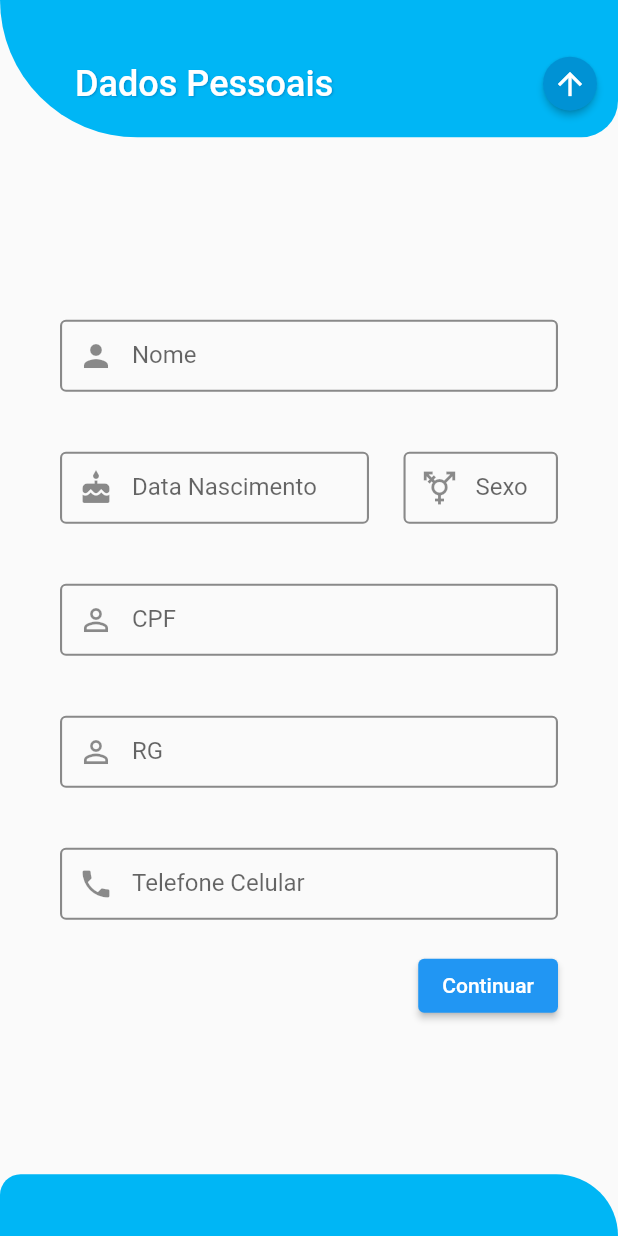
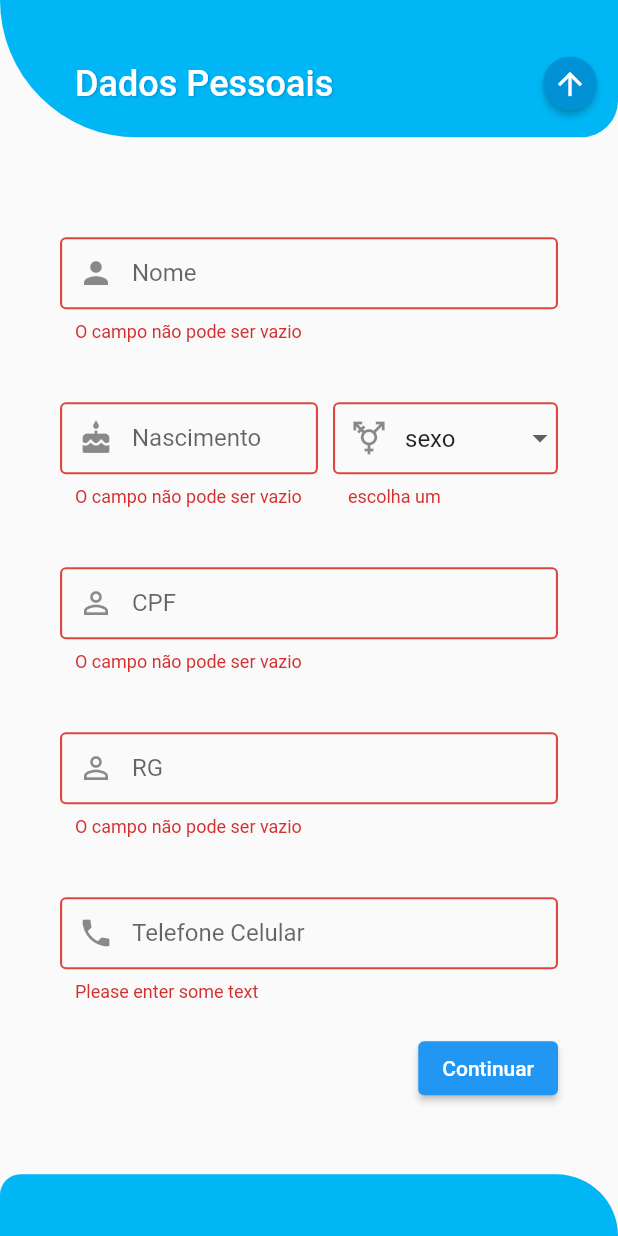
Before and after one commit to robertoalvesneto/bemolTeste, a Flutter app: the PersonalDataForm widget shown alone on an empty page, opened directly with empty values, after a tap on "Continuar", on a phone screen of 412 x 824 dp. Run offline on Flutter 3.47's test engine with Material 2 defaults, Android fonts, the phone set to English and light mode, and no system bars; our stand-ins replace mask_text_input_formatter; missing offline and left inert: cpf_cnpj_validator.

Commit message:
validacao dos campos da tela de dados pessoais e passagem desses valores para a tela principal de cadastro

```diff
--- a/projeto/bemol_canal/lib/screens/init/init_screen.dart
+++ b/projeto/bemol_canal/lib/screens/init/init_screen.dart
@@ -1,8 +1,8 @@
-import 'package:bemol_canal/constants/font_size.dart';
 import 'package:flutter/material.dart';
 
 import 'package:bemol_canal/constants/screen_size.dart';
 import 'package:bemol_canal/constants/colors.dart';
+import 'package:bemol_canal/constants/font_size.dart';
 
 import 'package:bemol_canal/screens/init/signin_screen.dart';
 import 'package:bemol_canal/screens/init/signup_screen.dart';
--- a/projeto/bemol_canal/lib/screens/init/signup_screen.dart
+++ b/projeto/bemol_canal/lib/screens/init/signup_screen.dart
@@ -1,4 +1,7 @@
 import 'package:flutter/material.dart';
+
+
+import 'package:bemol_canal/models/aux_register_user.dart';
 
 import 'package:bemol_canal/screens/init/widgets/forms/personal_data.dart';
 import 'package:bemol_canal/screens/init/widgets/forms/address_data.dart';
@@ -16,6 +19,7 @@ class SignUpScreen extends StatefulWidget {
 
 class _SignUpScreenState extends State<SignUpScreen> {
   final PageController _pageController = PageController();
+  RegisterUser registerUser = RegisterUser();
 
   @override
   Widget build(BuildContext context) {
@@ -28,6 +32,9 @@ class _SignUpScreenState extends State<SignUpScreen> {
           PersonalDataForm(
             onComeBackButtonPressed: widget.onComeBackButtonPressed,
             onContinueButtonPressed: navigateFormsScreens,
+            callbackPassRegisterUser: callbackPassRegisterUser,
+            registerUser: this.registerUser,
+
           ),
           AdressDataForm(
             onButtonPressed: navigateFormsScreens,
@@ -41,11 +48,15 @@ class _SignUpScreenState extends State<SignUpScreen> {
   }
 
   Future<void> navigateFormsScreens(int index) {
-    print(index);
     return _pageController.animateToPage(
       index,
       duration: const Duration(milliseconds: 400),
       curve: Curves.linearToEaseOut,
     );
   }
+
+  void callbackPassRegisterUser(RegisterUser registerUser) {
+    this.registerUser = registerUser;
+    print(this.registerUser.birth);
+  }
 }
--- a/projeto/bemol_canal/lib/screens/init/widgets/forms/count_data.dart
+++ b/projeto/bemol_canal/lib/screens/init/widgets/forms/count_data.dart
@@ -39,7 +39,6 @@ class _CountDataFormState extends State<CountDataForm> {
             ),
             Container(
               margin: EdgeInsets.symmetric(horizontal: 40),
-              child: SingleChildScrollView(
               child: Form(
                 key: _formKey,
                 child: Column(
@@ -64,8 +63,7 @@ class _CountDataFormState extends State<CountDataForm> {
                 ),
               ),
             ),
-            ),
-            BottomContainer(),
+            SizedBox(height: 1,),
           ],
         ),
       ),
--- a/projeto/bemol_canal/lib/screens/init/widgets/forms/custom_textformfield.dart
+++ b/projeto/bemol_canal/lib/screens/init/widgets/forms/custom_textformfield.dart
@@ -1,11 +1,16 @@
 import 'package:flutter/material.dart';
 
 import 'package:bemol_canal/constants/colors.dart';
+import 'package:flutter/services.dart';
 
 Widget CustomTextFormField({
   required Function validator,
+  // TODO: DEVOLVER REQUIRED
+  TextEditingController? controller,
   required labelText,
   required hintText,
+  List<TextInputFormatter>? inputFormatters,
+  TextInputType? textInputType,
   double? width,
   IconData? icon,
   String? prefixText,
@@ -14,7 +19,10 @@ Widget CustomTextFormField({
     width: width ?? null,
     padding: EdgeInsets.symmetric(vertical: 20),
     child: TextFormField(
+      keyboardType: textInputType,
       validator: (value) => validator(value),
+      controller: controller,
+      inputFormatters: inputFormatters,
       decoration: textFieldStyle(
         icon: icon,
         prefixText: prefixText,
--- a/projeto/bemol_canal/lib/screens/init/widgets/forms/personal_data.dart
+++ b/projeto/bemol_canal/lib/screens/init/widgets/forms/personal_data.dart
@@ -1,6 +1,13 @@
 import 'package:flutter/material.dart';
 
+import 'package:intl/intl.dart';
+
+import 'package:bemol_canal/models/aux_register_user.dart';
+
 import 'package:bemol_canal/constants/screen_size.dart';
+import 'package:bemol_canal/constants/colors.dart';
+import 'package:bemol_canal/helpers/validate_cpf.dart';
+import 'package:bemol_canal/helpers/mask_inputs.dart';
 
 import 'package:bemol_canal/screens/init/widgets/top_container.dart';
 import 'package:bemol_canal/screens/init/widgets/bottom_container.dart';
@@ -9,11 +16,15 @@ import 'package:bemol_canal/screens/init/widgets/forms/custom_textformfield.dart
 class PersonalDataForm extends StatefulWidget {
   final ValueChanged<int> onComeBackButtonPressed;
   final ValueChanged<int> onContinueButtonPressed;
+  final ValueChanged<RegisterUser> callbackPassRegisterUser;
+  final RegisterUser registerUser;
 
   const PersonalDataForm({
     Key? key,
     required this.onComeBackButtonPressed,
     required this.onContinueButtonPressed,
+    required this.callbackPassRegisterUser,
+    required this.registerUser,
   }) : super(key: key);
 
   @override
@@ -24,6 +35,12 @@ class PersonalDataForm extends StatefulWidget {
 
 class _PersonalDataFormState extends State<PersonalDataForm> {
   final _formKey = GlobalKey<FormState>();
+  TextEditingController _nameController = TextEditingController();
+  TextEditingController _birthController = TextEditingController();
+  String _genderStr = 'sexo';
+  TextEditingController _cpfController = TextEditingController();
+  TextEditingController _rgController = TextEditingController();
+  TextEditingController _numberController = TextEditingController();
 
   @override
   Widget build(BuildContext context) {
@@ -49,10 +66,17 @@ class _PersonalDataFormState extends State<PersonalDataForm> {
                     children: [
                       _name(),
                       Row(
+                        mainAxisSize: MainAxisSize.min,
                         mainAxisAlignment: MainAxisAlignment.spaceBetween,
                         children: [
-                          _birthData(context),
-                          _gender(context),
+                          Expanded(
+                            child: _birthData(context),
+                          ),
+                          SizedBox(width: 10),
+                          Container(
+                            width: 150,
+                            child: _gender(context),
+                          ),
                         ],
                       ),
                       _cpf(),
@@ -60,14 +84,25 @@ class _PersonalDataFormState extends State<PersonalDataForm> {
                       _number(),
                       ElevatedButton(
                         onPressed: () {
-                          /*
                           if (_formKey.currentState!.validate()) {
                             ScaffoldMessenger.of(context).showSnackBar(
                               const SnackBar(content: Text('Processing Data')),
                             );
+
+                            // Preenchendo dados
+                            widget.registerUser.name = _nameController.text;
+                            widget.registerUser.birth = _birthController.text;
+                            widget.registerUser.gender = _genderStr;
+                            widget.registerUser.cpf = _cpfController.text;
+                            widget.registerUser.rg = _rgController.text;
+                            widget.registerUser.number = _numberController.text;
+
+                            // Passando dados
+                            widget.callbackPassRegisterUser(widget.registerUser);
+
+                            // Trocando de tela
+                            widget.onContinueButtonPressed(1);
                           }
-                      */
-                          widget.onContinueButtonPressed(1);
                         },
                         child: const Text('Continuar'),
                       ),
@@ -82,9 +117,144 @@ class _PersonalDataFormState extends State<PersonalDataForm> {
       ),
     );
   }
+
+  Widget _name() {
+    return CustomTextFormField(
+      validator: (String value) {
+        final regexStr = "[A-Za-záàâãéèêíïóôõöúçñÁÀÂÃÉÈÍÏÓÔÕÖÚÇÑ'\s]";
+        final nameSurname = RegExp('${regexStr} ${regexStr}');
+        if (value.isEmpty) {
+          return 'O campo não pode ser vazio';
+        } else if (value.length <= 3 || !value.contains(nameSurname)) {
+          return 'Insira o nome completo';
+        } else if (value.length > 80) {
+          return 'Muitos caracteres';
+        } else if (value.contains(RegExp('~' + regexStr))) {
+          return 'Caractere invalido';
         }
 
-Widget _name() {
+        return null;
+      },
+      controller: _nameController,
+      labelText: "Nome",
+      hintText: "Ex: Joao Silva",
+      icon: Icons.person,
+    );
+  }
+
+  Widget _birthData(BuildContext context) {
+    final _birthMask = ConcretMask().birthInputFormatter();
+    return CustomTextFormField(
+        validator: (String value) {
+          DateFormat format = DateFormat("dd/mm/yyyy");
+          if (value.isEmpty) {
+            return 'O campo não pode ser vazio';
+          } else if (value.length != 10) {
+            return 'Termine de inserir a data';
+          }
+          try {
+            (format.parseStrict(value));
+          } on FormatException catch (_) {
+            return 'Data invalida';
+          }
+
+          return null;
+        },
+        textInputType: TextInputType.datetime,
+        controller: _birthController,
+        inputFormatters: [_birthMask],
+        width: Screen.sizeWidth(context: context, dividedBy: 2),
+        labelText: "Nascimento",
+        hintText: "14/12/1999",
+        icon: Icons.cake);
+  }
+
+  Widget _gender(BuildContext context) {
+    return DropdownButtonFormField(
+      value: _genderStr,
+      validator: (value) {
+        if (value == 'sexo') return 'escolha um';
+        return null;
+      },
+      decoration: InputDecoration(
+        prefixIcon: Icon((_genderStr == 'homem')
+            ? Icons.male
+            : ((_genderStr == 'mulher') ? Icons.female : Icons.transgender)),
+        contentPadding: const EdgeInsets.only(left: 10),
+        hintStyle: TextStyle(
+          color: Colors.black45,
+          fontFamily: "Roboto",
+        ),
+        enabledBorder: const OutlineInputBorder(
+          borderSide: const BorderSide(color: Colors.black45, width: 1.4),
+        ),
+        focusedBorder: const OutlineInputBorder(
+          borderSide: BorderSide(color: ConstColors.blue, width: 1.4),
+        ),
+        errorBorder: const OutlineInputBorder(
+          borderSide: BorderSide(color: ConstColors.red, width: 1.4),
+        ),
+        focusedErrorBorder: const OutlineInputBorder(
+          borderSide: BorderSide(color: ConstColors.red, width: 1.4),
+        ),
+      ),
+      onChanged: (String? newValue) {
+        setState(() {
+          _genderStr = newValue!;
+        });
+      },
+      items: <String>['sexo', 'homem', 'mulher', 'trans', 'outro']
+          .map<DropdownMenuItem<String>>((String value) {
+        return DropdownMenuItem<String>(
+          value: value,
+          child: Text(value),
+        );
+      }).toList(),
+    );
+  }
+
+  Widget _cpf() {
+    final _cpfMask = ConcretMask().cpfInputFormater();
+    return CustomTextFormField(
+      validator: (String value) {
+        if (value.isEmpty) {
+          return 'O campo não pode ser vazio';
+        } else if (value.length != 14) {
+          return 'Preencha o campo';
+        } else if (!cpfIsValid(cpf: value)) {
+          return 'CPF invalido';
+        }
+        return null;
+      },
+      labelText: "CPF",
+      hintText: "999.999.999-99",
+      textInputType: TextInputType.number,
+      controller: _cpfController,
+      inputFormatters: [_cpfMask],
+      icon: Icons.perm_identity,
+    );
+  }
+
+  Widget _rg() {
+    return CustomTextFormField(
+      validator: (String value) {
+        if (value.isEmpty) {
+          return 'O campo não pode ser vazio';
+        } else if (value.length < 8 || value.length > 14) {
+          return 'invalido';
+        }
+        return null;
+      },
+      textInputType: TextInputType.number,
+      controller: _rgController,
+      labelText: "RG",
+      hintText: "Ex: 999999990",
+      icon: Icons.perm_identity,
+    );
+  }
+
+  Widget _number() {
+    final _numberMask = ConcretMask().brasilInputFormatter();
     return CustomTextFormField(
       validator: (value) {
         if (value == null || value.isEmpty) {
@@ -92,79 +262,13 @@ Widget _name() {
         }
         return null;
       },
-    labelText: "Nome",
-    hintText: "Ex: Joao Silva",
-    icon: Icons.person,
-  );
-}
-
-Widget _birthData(BuildContext context) {
-  return CustomTextFormField(
-      validator: (value) {
-        if (value == null || value.isEmpty) {
-          return 'Please enter some text';
-        }
-        return null;
-      },
-      width: Screen.sizeWidth(context: context, dividedBy: 2),
-      labelText: "Data Nascimento",
-      hintText: "Ex: 14/12/1999",
-      icon: Icons.cake);
-}
-
-Widget _gender(BuildContext context) {
-  return CustomTextFormField(
-      validator: (value) {
-        if (value == null || value.isEmpty) {
-          return 'Please enter some text';
-        }
-        return null;
-      },
-      width: Screen.sizeWidth(context: context, dividedBy: 4),
-      labelText: "Sexo",
-      hintText: "Masculino",
-      icon: Icons.transgender);
-}
-
-Widget _cpf() {
-  return CustomTextFormField(
-    validator: (value) {
-      if (value == null || value.isEmpty) {
-        return 'Please enter some text';
-      }
-      return null;
-    },
-    labelText: "CPF",
-    hintText: "999.999.999-99",
-    icon: Icons.perm_identity,
-  );
-}
-
-Widget _rg() {
-  return CustomTextFormField(
-    validator: (value) {
-      if (value == null || value.isEmpty) {
-        return 'Please enter some text';
-      }
-      return null;
-    },
-    labelText: "RG",
-    hintText: "99.999.999-0",
-    icon: Icons.perm_identity,
-  );
-}
-
-Widget _number() {
-  return CustomTextFormField(
-    validator: (value) {
-      if (value == null || value.isEmpty) {
-        return 'Please enter some text';
-      }
-      return null;
-    },
+      textInputType: TextInputType.number,
+      controller: _numberController,
+      inputFormatters: [_numberMask],
       labelText: "Telefone Celular",
       hintText: "99 9 9999-9999",
       icon: Icons.phone,
-    prefixText: "(55) ",
+      prefixText: "+55 ",
     );
   }
+}
```
Lines whose indentation alone changed are shown as unchanged.
